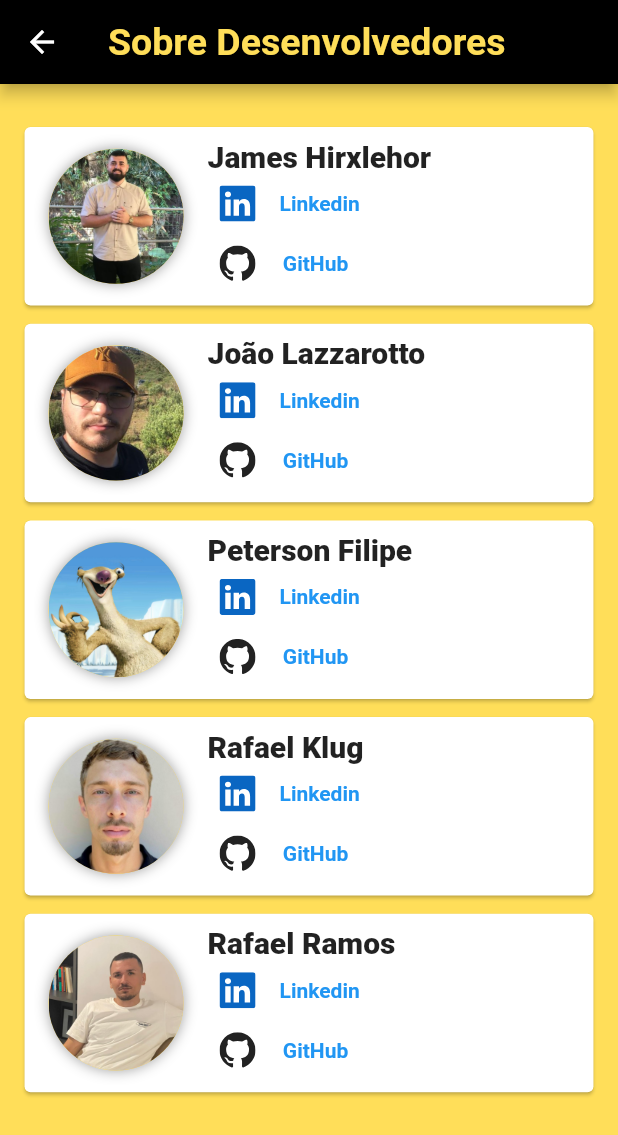
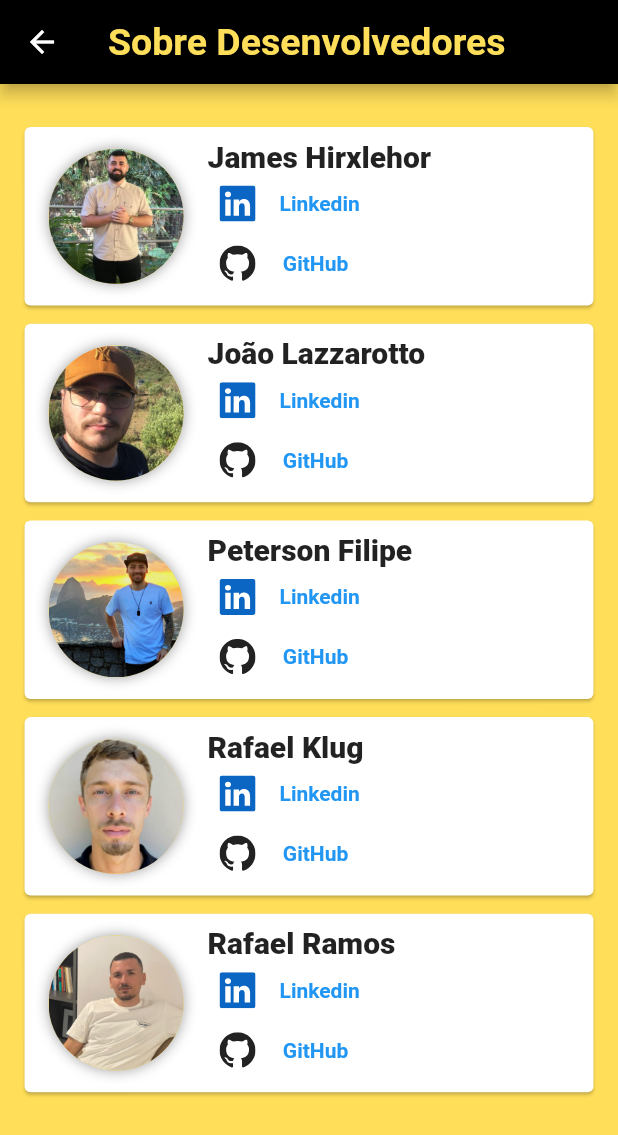
Before and after one commit to jameshirxlehor/sunLight, a Flutter app: the SobreDesenvolvedores screen opened directly, on a phone screen of 412 x 824 dp. Shown: the top 1135 px of the screen. Run offline on Flutter 3.47's test engine with Material 3 defaults, Android fonts, the phone set to English and light mode, and no system bars; our stand-ins replace card_swiper, icons_plus, sqflite; missing offline and left inert: easy_loading_button; accounts and stored records are empty.

Commit message:
Arrumado o bug do botao switch(true/false) e os cards criado o link linkedin e github

```diff
--- a/lib/pages/novoDimensionamento.dart
+++ b/lib/pages/novoDimensionamento.dart
@@ -465,7 +465,8 @@ class _NovoDimensionamentoState extends State<NovoDimensionamento> {
       ),
       body: Padding(
         padding: EdgeInsets.only(left: _getLargura(), right: _getLargura()),
-        child: ListView(
+        child: SingleChildScrollView(
+          child: Column(
             children: [
               _getSizedBox(_getAltura()),
               _getTextTitulo("Nome Cliente", altura * 0.03),
@@ -566,6 +567,7 @@ class _NovoDimensionamentoState extends State<NovoDimensionamento> {
             ],
           ),
         ),
+      ),
     );
   }
 }
--- a/lib/pages/sobreDesenvolvedores.dart
+++ b/lib/pages/sobreDesenvolvedores.dart
@@ -185,7 +185,7 @@ class SobreDesenvolvedores extends StatelessWidget {
           ),
           buildCard(
             "Peterson Filipe",
-            const AssetImage("assets/image/peterson.jpg"),
+            const AssetImage("assets/image/peterson.jpeg"),
             "https://www.linkedin.com/in/petersonsidral/",
             "https://github.com/petysid",
             getLargura(),
```
Also changed, not shown: assets/image/peterson.jpeg (added), assets/image/peterson.jpg (deleted). Lines whose indentation alone changed are shown as unchanged.
